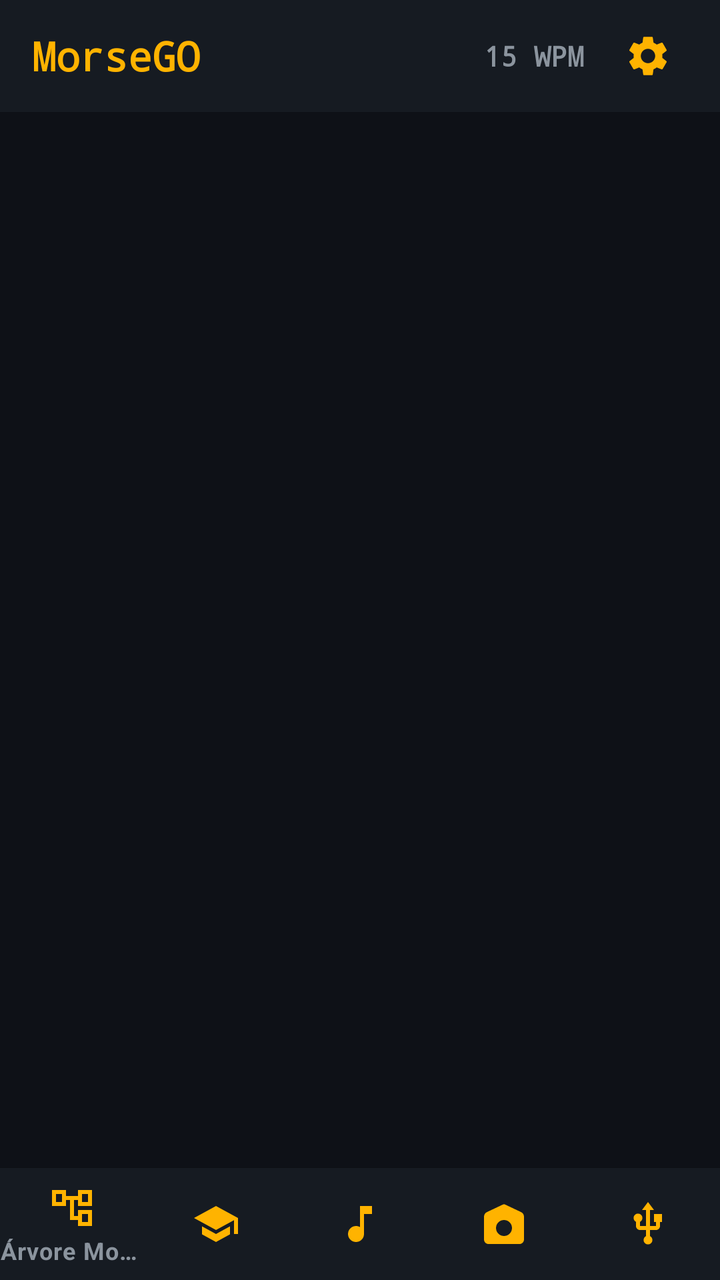
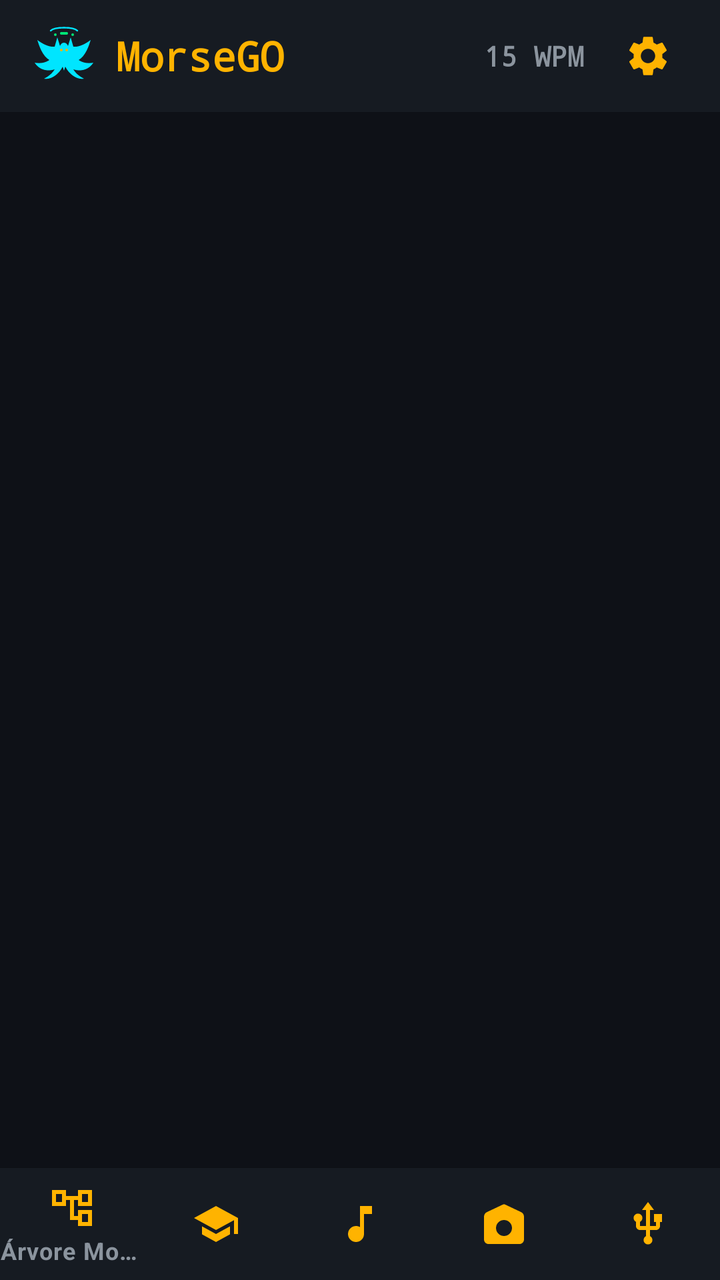

Before-and-after screenshots of an Android layout around one commit, followed by the original layout XML and the change that was made.
<!-- AndroidManifest.xml: activity theme Theme.MorseGO -->
<!-- res/layout/activity_main.xml -->
<?xml version="1.0" encoding="utf-8"?>
<androidx.constraintlayout.widget.ConstraintLayout xmlns:android="http://schemas.android.com/apk/res/android"
    xmlns:app="http://schemas.android.com/apk/res-auto"
    android:layout_width="match_parent"
    android:layout_height="match_parent"
    android:background="@color/radio_dark">

    
    <LinearLayout
        android:id="@+id/topBar"
        android:layout_width="match_parent"
        android:layout_height="56dp"
        android:background="@color/radio_surface"
        android:gravity="center_vertical"
        android:orientation="horizontal"
        android:paddingStart="16dp"
        android:paddingEnd="16dp"
        app:layout_constraintTop_toTopOf="parent">

        <TextView
            android:id="@+id/tvAppTitle"
            android:layout_width="0dp"
            android:layout_height="wrap_content"
            android:layout_weight="1"
            android:fontFamily="monospace"
            android:text="MorseGO"
            android:textColor="@color/morse_amber"
            android:textSize="20sp"
            android:textStyle="bold" />

        <TextView
            android:id="@+id/tvTopWpm"
            android:layout_width="wrap_content"
            android:layout_height="wrap_content"
            android:layout_marginEnd="12dp"
            android:fontFamily="monospace"
            android:text="15 WPM"
            android:textColor="@color/text_secondary"
            android:textSize="14sp"
            android:textStyle="bold" />

        <ImageButton
            android:id="@+id/btnSettings"
            android:layout_width="40dp"
            android:layout_height="40dp"
            android:background="?attr/selectableItemBackgroundBorderless"
            android:contentDescription="Definições"
            android:src="@drawable/ic_settings" />
    </LinearLayout>

    
    <FrameLayout
        android:id="@+id/fragment_container"
        android:layout_width="match_parent"
        android:layout_height="0dp"
        app:layout_constraintBottom_toTopOf="@id/bottom_navigation"
        app:layout_constraintTop_toBottomOf="@id/topBar" />

    
    <com.google.android.material.bottomnavigation.BottomNavigationView
        android:id="@+id/bottom_navigation"
        android:layout_width="match_parent"
        android:layout_height="wrap_content"
        android:background="@color/radio_surface"
        app:itemIconTint="@color/morse_amber"
        app:itemTextColor="@color/text_secondary"
        app:layout_constraintBottom_toBottomOf="parent"
        app:menu="@menu/bottom_nav_menu" />

</androidx.constraintlayout.widget.ConstraintLayout>
<!-- resources referenced by this layout -->
<resources>
  <color name="morse_amber">#FFB300</color>
  <color name="radio_dark">#0E1117</color>
  <color name="radio_surface">#161B22</color>
  <color name="text_secondary">#8B949E</color>
  <!-- drawable ic_settings (drawable) -->
  <vector xmlns:android="http://schemas.android.com/apk/res/android"
      android:width="24dp"
      android:height="24dp"
      android:viewportWidth="24"
      android:viewportHeight="24">
      <path
          android:fillColor="#FFB300"
          android:pathData="M19.14,12.94c0.04,-0.3 0.06,-0.61 0.06,-0.94 0,-0.32 -0.02,-0.64 -0.07,-0.94l2.03,-1.58c0.18,-0.14 0.23,-0.41 0.12,-0.61l-1.92,-3.32c-0.12,-0.22 -0.37,-0.29 -0.59,-0.22l-2.39,0.96c-0.5,-0.38 -1.03,-0.7 -1.62,-0.94L14.4,2.81c-0.04,-0.24 -0.24,-0.41 -0.48,-0.41h-3.84c-0.24,0 -0.43,0.17 -0.47,0.41L9.25,5.35C8.66,5.59 8.12,5.92 7.63,6.29L5.24,5.33c-0.22,-0.08 -0.47,0 -0.59,0.22L2.74,8.87c-0.12,0.21 -0.08,0.47 0.12,0.61l2.03,1.58c-0.05,0.3 -0.09,0.63 -0.09,0.94s0.02,0.64 0.07,0.94l-2.03,1.58c-0.18,0.14 -0.23,0.41 -0.12,0.61l1.92,3.32c0.12,0.22 0.37,0.29 0.59,0.22l2.39,-0.96c0.5,0.38 1.03,0.7 1.62,0.94l0.36,2.54c0.05,0.24 0.24,0.41 0.48,0.41h3.84c0.24,0 0.44,-0.17 0.47,-0.41l0.36,-2.54c0.59,-0.24 1.13,-0.56 1.62,-0.94l2.39,0.96c0.22,0.08 0.47,0 0.59,-0.22l1.92,-3.32c0.12,-0.22 0.07,-0.47 -0.12,-0.61l-2.01,-1.58zM12,15.6c-1.98,0 -3.6,-1.62 -3.6,-3.6s1.62,-3.6 3.6,-3.6 3.6,1.62 3.6,3.6 -1.62,3.6 -3.6,3.6z"/>
  </vector>
  <style name="Theme.MorseGO" parent="Theme.MaterialComponents.DayNight.NoActionBar">
          
          <item name="colorPrimary">@color/morse_amber</item>
          <item name="colorPrimaryVariant">@color/morse_amber_dark</item>
          <item name="colorOnPrimary">@color/radio_dark</item>
  
          
          <item name="colorSecondary">@color/morse_cyan</item>
          <item name="colorSecondaryVariant">@color/morse_cyan_dark</item>
          <item name="colorOnSecondary">@color/radio_dark</item>
  
          
          <item name="android:colorBackground">@color/radio_dark</item>
          <item name="colorSurface">@color/radio_surface</item>
          <item name="colorOnSurface">@color/text_primary</item>
  
          
          <item name="android:statusBarColor">@color/radio_dark</item>
          <item name="android:navigationBarColor">@color/radio_dark</item>
          <item name="android:windowLightStatusBar">false</item>
      </style>
  <color name="morse_amber_dark">#FF8F00</color>
  <color name="morse_cyan">#00E5FF</color>
  <color name="morse_cyan_dark">#00B0FF</color>
  <color name="text_primary">#F0F6FC</color>
</resources>

<!-- the commit's change to res/layout/activity_main.xml (unified diff, before → after) -->
@@ -17,13 +17,21 @@
         android:paddingEnd="16dp"
         app:layout_constraintTop_toTopOf="parent">
 
+        <ImageView
+            android:id="@+id/ivAppLogo"
+            android:layout_width="32dp"
+            android:layout_height="32dp"
+            android:layout_marginEnd="10dp"
+            android:contentDescription="@string/app_name"
+            android:src="@drawable/ic_morcego_logo" />
+
         <TextView
             android:id="@+id/tvAppTitle"
             android:layout_width="0dp"
             android:layout_height="wrap_content"
             android:layout_weight="1"
             android:fontFamily="monospace"
-            android:text="MorseGO"
+            android:text="@string/app_name"
             android:textColor="@color/morse_amber"
             android:textSize="20sp"
             android:textStyle="bold" />
<!-- resource entries referenced after the edit -->
@@ -4,6 +4,7 @@
   <color name="radio_dark">#0E1117</color>
   <color name="radio_surface">#161B22</color>
   <color name="text_secondary">#8B949E</color>
+  <!-- drawable ic_morcego_logo: vector/xml drawable (drawable, 2094 chars, omitted) -->
   <!-- drawable ic_settings (drawable) -->
   <vector xmlns:android="http://schemas.android.com/apk/res/android"
       android:width="24dp"
@@ -14,6 +15,7 @@
           android:fillColor="#FFB300"
           android:pathData="M19.14,12.94c0.04,-0.3 0.06,-0.61 0.06,-0.94 0,-0.32 -0.02,-0.64 -0.07,-0.94l2.03,-1.58c0.18,-0.14 0.23,-0.41 0.12,-0.61l-1.92,-3.32c-0.12,-0.22 -0.37,-0.29 -0.59,-0.22l-2.39,0.96c-0.5,-0.38 -1.03,-0.7 -1.62,-0.94L14.4,2.81c-0.04,-0.24 -0.24,-0.41 -0.48,-0.41h-3.84c-0.24,0 -0.43,0.17 -0.47,0.41L9.25,5.35C8.66,5.59 8.12,5.92 7.63,6.29L5.24,5.33c-0.22,-0.08 -0.47,0 -0.59,0.22L2.74,8.87c-0.12,0.21 -0.08,0.47 0.12,0.61l2.03,1.58c-0.05,0.3 -0.09,0.63 -0.09,0.94s0.02,0.64 0.07,0.94l-2.03,1.58c-0.18,0.14 -0.23,0.41 -0.12,0.61l1.92,3.32c0.12,0.22 0.37,0.29 0.59,0.22l2.39,-0.96c0.5,0.38 1.03,0.7 1.62,0.94l0.36,2.54c0.05,0.24 0.24,0.41 0.48,0.41h3.84c0.24,0 0.44,-0.17 0.47,-0.41l0.36,-2.54c0.59,-0.24 1.13,-0.56 1.62,-0.94l2.39,0.96c0.22,0.08 0.47,0 0.59,-0.22l1.92,-3.32c0.12,-0.22 0.07,-0.47 -0.12,-0.61l-2.01,-1.58zM12,15.6c-1.98,0 -3.6,-1.62 -3.6,-3.6s1.62,-3.6 3.6,-3.6 3.6,1.62 3.6,3.6 -1.62,3.6 -3.6,3.6z"/>
   </vector>
+  <string name="app_name">MorseGO</string>
   <style name="Theme.MorseGO" parent="Theme.MaterialComponents.DayNight.NoActionBar">
           
           <item name="colorPrimary">@color/morse_amber</item>
